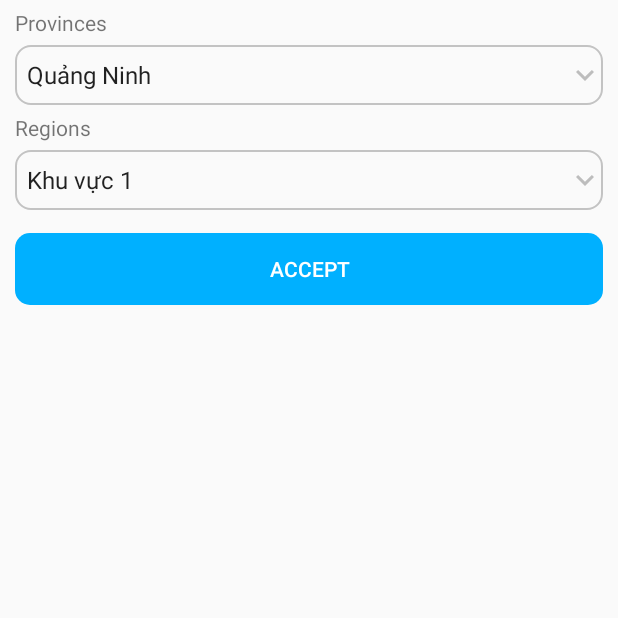
After one commit to vietnguyenhoangw/DemoApplication, an Android app: the AddressActivity screen opened directly, with no data from a screen before it, on a phone screen of 412 x 824 dp, the top half of it. The commit adds this screen. Run offline under Robolectric (Android 15) with nearby library versions, the phone set to English and light mode, and no system bars.

Commit message:
[UPD] - :construction: finished address feature (Electric Bill)

```diff
--- a/app/src/main/AndroidManifest.xml
+++ b/app/src/main/AndroidManifest.xml
@@ -9,7 +9,8 @@
         android:roundIcon="@mipmap/ic_launcher_round"
         android:supportsRtl="true"
         android:theme="@style/AppTheme">
-        <activity android:name=".Activity.DriverLicenceActivity"></activity>
+        <activity android:name=".Activity.AddressActivity"></activity>
+        <activity android:name=".Activity.DriverLicenceActivity" />
         <activity android:name=".Activity.WaterBillActivity" />
         <activity android:name=".Activity.ElectricBillActivity" />
         <activity android:name=".MainActivity" />
--- /dev/null
+++ b/app/src/main/java/com/example/demoapp/Activity/AddressActivity.java
@@ -0,0 +1,98 @@
+package com.example.demoapp.Activity;
+
+import androidx.appcompat.app.AppCompatActivity;
+
+import android.os.Bundle;
+import android.view.View;
+import android.widget.ArrayAdapter;
+import android.widget.Button;
+import android.widget.ListView;
+import android.widget.Spinner;
+
+import com.example.demoapp.Adapter.AddressListAdapter;
+import com.example.demoapp.Object.Address;
+import com.example.demoapp.R;
+
+import java.util.ArrayList;
+import java.util.Collections;
+import java.util.Random;
+
+public class AddressActivity extends AppCompatActivity {
+
+    Spinner spinner_Provinces, spinner_regions;
+    Button btnAccept;
+    ArrayList<String> provincesList, regionsList;
+
+    ListView listView;
+    ArrayList<Address> addressArrayList;
+    AddressListAdapter addressListAdapter;
+
+    @Override
+    protected void onCreate(Bundle savedInstanceState) {
+        super.onCreate(savedInstanceState);
+        setContentView(R.layout.activity_address);
+
+        createWidget();
+        setSpinner_provinces();
+        setSpinner_regions();
+
+        addressArrayList = new ArrayList<>();
+        addressArrayList.add(new Address(0, "Điểm thu số 1", "23 Võ Thị Sáu, Phường Xuân Hòa", "Thu tiền từ 7 giờ sáng đến 5 giờ chiều."));
+        addressArrayList.add(new Address(1, "Điểm thu số 2", "14 Trường Trinh, Phường Gò Gai", "Thu tiền từ 1 giờ chiều đến 5 giờ chiều."));
+        addressArrayList.add(new Address(2, "Điểm thu số 3", "65 Lê Văn Sỹ, Phường Ông Già", "Thu tiền từ 9 giờ sáng đến 3 giờ chiều."));
+        addressArrayList.add(new Address(3, "Điểm thu số 4", "21B Huỳnh Văn Bánh, Phường Nghi Lộc", "Thu tiền từ 7 giờ sáng đến 5 giờ chiều."));
+        addressArrayList.add(new Address(4, "Điểm thu số 5", "15 Hùng Vương, Phường Thắng Lợi", "Thu tiền từ 7 giờ sáng đến 12 giờ trưa."));
+        addressArrayList.add(new Address(5, "Điểm thu số 6", "33 Võ Văn Tần, Phường 17", "Thu tiền từ 1 giờ chiều đến 5 giờ chiều."));
+        addressArrayList.add(new Address(6, "Điểm thu số 7", "201 Mai Cư Trinh, Phường 9", "Thu tiền từ 7 giờ sáng đến 5 giờ chiều."));
+
+        addressListAdapter = new AddressListAdapter(this, R.layout.list_address_item, addressArrayList);
+
+        btnAccept.setOnClickListener(new View.OnClickListener() {
+            @Override
+            public void onClick(View view) {
+                Collections.shuffle(addressArrayList);
+                listView.setAdapter(addressListAdapter);
+            }
+        });
+    }
+
+    private void createWidget() {
+        spinner_Provinces = findViewById(R.id.planets_spinner_province);
+        spinner_regions = findViewById(R.id.planets_spinner_regions);
+        btnAccept = findViewById(R.id.btnAccept);
+        listView = findViewById(R.id.lv_address);
+    }
+
+    private void setSpinner_provinces() {
+        provincesList = new ArrayList<>();
+        provincesList.add("Quảng Ninh");
+        provincesList.add("Thái Bình");
+        provincesList.add("Thanh Hóa");
+        provincesList.add("Tuyên Quang");
+        provincesList.add("Điện Biên");
+        provincesList.add("Lào Cai");
+        provincesList.add("Sóc Trăng");
+        provincesList.add("Quảng Trị");
+        provincesList.add("Hòa Bình");
+
+        ArrayAdapter<String> dataAdapter = new ArrayAdapter<String>(this,
+                android.R.layout.simple_spinner_item, provincesList);
+        dataAdapter.setDropDownViewResource(android.R.layout.simple_spinner_dropdown_item);
+        spinner_Provinces.setAdapter(dataAdapter);
+    }
+
+    private void setSpinner_regions() {
+        regionsList = new ArrayList<>();
+        regionsList.add("Khu vực 1");
+        regionsList.add("Khu vực 2");
+        regionsList.add("Khu vực 3");
+        regionsList.add("Khu vực 4");
+        regionsList.add("Khu vực 5");
+
+
+        ArrayAdapter<String> dataAdapter2 = new ArrayAdapter<String>(this,
+                android.R.layout.simple_spinner_item, regionsList);
+        dataAdapter2.setDropDownViewResource(android.R.layout.simple_spinner_dropdown_item);
+        spinner_regions.setAdapter(dataAdapter2);
+    }
+}
--- /dev/null
+++ b/app/src/main/java/com/example/demoapp/Adapter/AddressListAdapter.java
@@ -0,0 +1,53 @@
+package com.example.demoapp.Adapter;
+
+import android.content.Context;
+import android.view.LayoutInflater;
+import android.view.View;
+import android.view.ViewGroup;
+import android.widget.ArrayAdapter;
+import android.widget.ImageView;
+import android.widget.TextView;
+
+import androidx.annotation.NonNull;
+import androidx.annotation.Nullable;
+
+import com.example.demoapp.Object.Address;
+import com.example.demoapp.Object.BillMenu;
+import com.example.demoapp.R;
+
+import java.util.ArrayList;
+
+public class AddressListAdapter extends ArrayAdapter<Address> {
+
+    Context layout;
+    ArrayList<Address> arrayList;
+    int resource;
+
+    TextView name, addressDetail, time;
+
+    public AddressListAdapter(@NonNull Context context, int resource, ArrayList<Address> arrayList) {
+        super(context, resource, arrayList);
+        this.layout = context;
+        this.resource = resource;
+        this.arrayList = arrayList;
+    }
+
+    @NonNull
+    @Override
+    public View getView(int position, @Nullable View convertView, @NonNull ViewGroup parent) {
+        LayoutInflater layoutInflater = LayoutInflater.from(layout);
+        convertView = layoutInflater.inflate(resource, null);
+
+        name = convertView.findViewById(R.id.name);
+        addressDetail = convertView.findViewById(R.id.address_detail);
+        time = convertView.findViewById(R.id.timeDetail);
+
+        Address address = arrayList.get(position);
+
+        name.setText(address.getName());
+        addressDetail.setText(address.getAddress());
+        time.setText(address.getTimeDetail());
+
+        return convertView;
+    }
+}
--- /dev/null
+++ b/app/src/main/java/com/example/demoapp/Object/Address.java
@@ -0,0 +1,47 @@
+package com.example.demoapp.Object;
+
+public class Address {
+    int id;
+    String name;
+    String address;
+    String timeDetail;
+
+    public Address(int id, String name, String address, String timeDetail) {
+        this.id = id;
+        this.name = name;
+        this.address = address;
+        this.timeDetail = timeDetail;
+    }
+
+    public int getId() {
+        return id;
+    }
+
+    public void setId(int id) {
+        this.id = id;
+    }
+
+    public String getName() {
+        return name;
+    }
+
+    public void setName(String name) {
+        this.name = name;
+    }
+
+    public String getAddress() {
+        return address;
+    }
+
+    public void setAddress(String address) {
+        this.address = address;
+    }
+
+    public String getTimeDetail() {
+        return timeDetail;
+    }
+
+    public void setTimeDetail(String timeDetail) {
+        this.timeDetail = timeDetail;
+    }
+}
--- /dev/null
+++ b/app/src/main/res/drawable/background_boder_gray.xml
@@ -0,0 +1,11 @@
+<?xml version="1.0" encoding="utf-8"?>
+<shape xmlns:android="http://schemas.android.com/apk/res/android">
+
+    <stroke
+        android:width="1dp"
+        android:color="#E3BDBDBD"/>
+
+    <corners
+        android:radius="10dp"/>
+
+</shape>
--- /dev/null
+++ b/app/src/main/res/drawable/background_btn_blue.xml
@@ -0,0 +1,11 @@
+<?xml version="1.0" encoding="utf-8"?>
+<shape xmlns:android="http://schemas.android.com/apk/res/android">
+
+    <solid
+        android:color="@color/colorPrimary"/>
+
+
+    <corners
+        android:radius="10dp"/>
+
+</shape>
--- /dev/null
+++ b/app/src/main/res/drawable/ic_expand_more_gray_24dp.xml
@@ -0,0 +1,5 @@
+<vector android:height="24dp" android:tint="#BDBDBD"
+    android:viewportHeight="24.0" android:viewportWidth="24.0"
+    android:width="24dp" xmlns:android="http://schemas.android.com/apk/res/android">
+    <path android:fillColor="#FF000000" android:pathData="M16.59,8.59L12,13.17 7.41,8.59 6,10l6,6 6,-6z"/>
+</vector>
--- /dev/null
+++ b/app/src/main/res/drawable/ic_location_blue_24dp.xml
@@ -0,0 +1,5 @@
+<vector android:height="24dp" android:tint="#0081CB"
+    android:viewportHeight="24.0" android:viewportWidth="24.0"
+    android:width="24dp" xmlns:android="http://schemas.android.com/apk/res/android">
+    <path android:fillColor="#FF000000" android:pathData="M12,2C8.13,2 5,5.13 5,9c0,5.25 7,13 7,13s7,-7.75 7,-13c0,-3.87 -3.13,-7 -7,-7zM12,11.5c-1.38,0 -2.5,-1.12 -2.5,-2.5s1.12,-2.5 2.5,-2.5 2.5,1.12 2.5,2.5 -1.12,2.5 -2.5,2.5z"/>
+</vector>
--- /dev/null
+++ b/app/src/main/res/layout/activity_address.xml
@@ -0,0 +1,73 @@
+<?xml version="1.0" encoding="utf-8"?>
+<LinearLayout xmlns:android="http://schemas.android.com/apk/res/android"
+    xmlns:app="http://schemas.android.com/apk/res-auto"
+    xmlns:tools="http://schemas.android.com/tools"
+    android:layout_width="match_parent"
+    android:layout_height="match_parent"
+    android:orientation="vertical"
+    tools:context=".Activity.AddressActivity">
+
+    <LinearLayout
+        android:orientation="vertical"
+        android:layout_width="match_parent"
+        android:layout_height="wrap_content">
+
+        <TextView
+            android:layout_marginTop="5dp"
+            android:layout_marginRight="10dp"
+            android:layout_marginLeft="10dp"
+            android:text="@string/provinces"
+            android:layout_width="match_parent"
+            android:layout_height="wrap_content"/>
+
+        <Spinner
+            android:background="@drawable/background_boder_gray"
+            android:layout_marginTop="5dp"
+            android:layout_marginLeft="10dp"
+            android:layout_marginRight="10dp"
+            android:id="@+id/planets_spinner_province"
+            android:layout_width="fill_parent"
+            android:foreground="@drawable/ic_expand_more_gray_24dp"
+            android:foregroundGravity="center_vertical|right"
+            android:layout_height="40dp" />
+
+        <TextView
+            android:layout_marginTop="5dp"
+            android:layout_marginRight="10dp"
+            android:layout_marginLeft="10dp"
+            android:text="@string/regions"
+            android:layout_width="match_parent"
+            android:layout_height="wrap_content"/>
+
+        <Spinner
+            android:id="@+id/planets_spinner_regions"
+            android:layout_width="fill_parent"
+            android:layout_height="40dp"
+            android:layout_marginLeft="10dp"
+            android:layout_marginTop="5dp"
+            android:layout_marginRight="10dp"
+            android:layout_marginBottom="10dp"
+            android:background="@drawable/background_boder_gray"
+            android:foreground="@drawable/ic_expand_more_gray_24dp"
+            android:foregroundGravity="center_vertical|right" />
+
+        <Button
+            android:id="@+id/btnAccept"
+            android:textColor="@android:color/white"
+            android:text="@string/accept"
+            android:layout_marginLeft="10dp"
+            android:layout_marginTop="5dp"
+            android:layout_marginRight="10dp"
+            android:layout_marginBottom="10dp"
+            android:background="@drawable/background_btn_blue"
+            android:layout_width="match_parent"
+            android:layout_height="wrap_content"/>
+
+    </LinearLayout>
+
+    <ListView
+        android:id="@+id/lv_address"
+        android:layout_width="match_parent"
+        android:layout_height="wrap_content"/>
+
+</LinearLayout>
--- a/app/src/main/res/values/strings.xml
+++ b/app/src/main/res/values/strings.xml
@@ -31,4 +31,8 @@
     <string name="procedure">Procedure</string>
     <string name="safety_and_saving">Safety and saving</string>
     <string name="water_selling_price">Water selling price</string>
+    <string name="province_and_city">Province / City</string>
+    <string name="regions">Regions</string>
+    <string name="provinces">Provinces</string>
+    <string name="time">Time:</string>
 </resources>
```
Also changed, not shown: app/src/main/java/com/example/demoapp/Activity/ElectricBillActivity.java (+29 -0 lines), app/src/main/java/com/example/demoapp/Fragment/SettingFragment.java (+4 -3 lines), app/src/main/res/layout/list_address_item.xml (added, +64 -0 lines), 1 other file.
